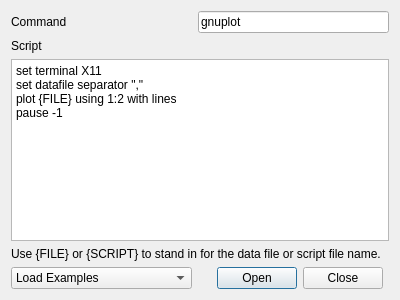
Qt form plotdialog.ui (wd5gnr/qrigol) before a commit.
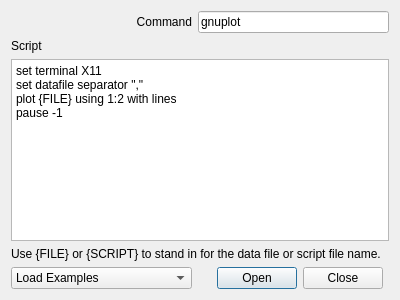
The same form after that commit.

Commit message: Smaller GUI size initial; Better wait for stop handling

```diff
--- a/plotdialog.ui
+++ b/plotdialog.ui
@@ -16,9 +16,18 @@
   <layout class="QGridLayout" name="gridLayout">
    <item row="0" column="0">
     <widget class="QLabel" name="label_2">
+     <property name="sizePolicy">
+      <sizepolicy hsizetype="Minimum" vsizetype="Preferred">
+       <horstretch>0</horstretch>
+       <verstretch>0</verstretch>
+      </sizepolicy>
+     </property>
      <property name="text">
       <string>Command</string>
      </property>
+     <property name="alignment">
+      <set>Qt::AlignRight|Qt::AlignTrailing|Qt::AlignVCenter</set>
+     </property>
     </widget>
    </item>
    <item row="0" column="1" colspan="2">
```
Left out of the diff: 6 changed lines with no effect on the pictures. The commit also changes 3 other files.
